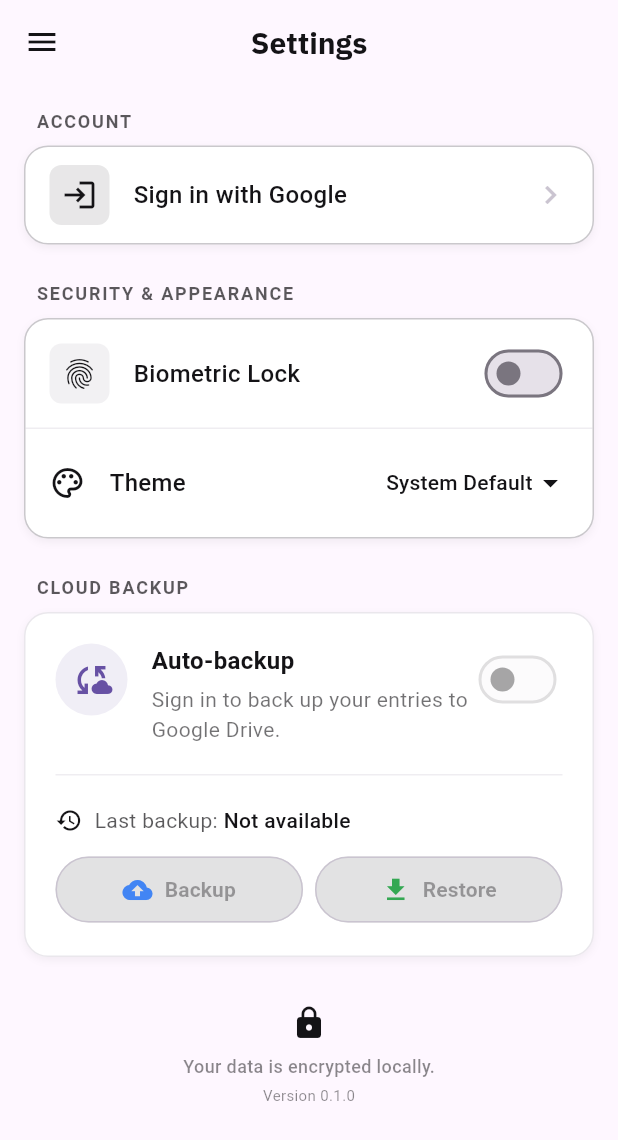
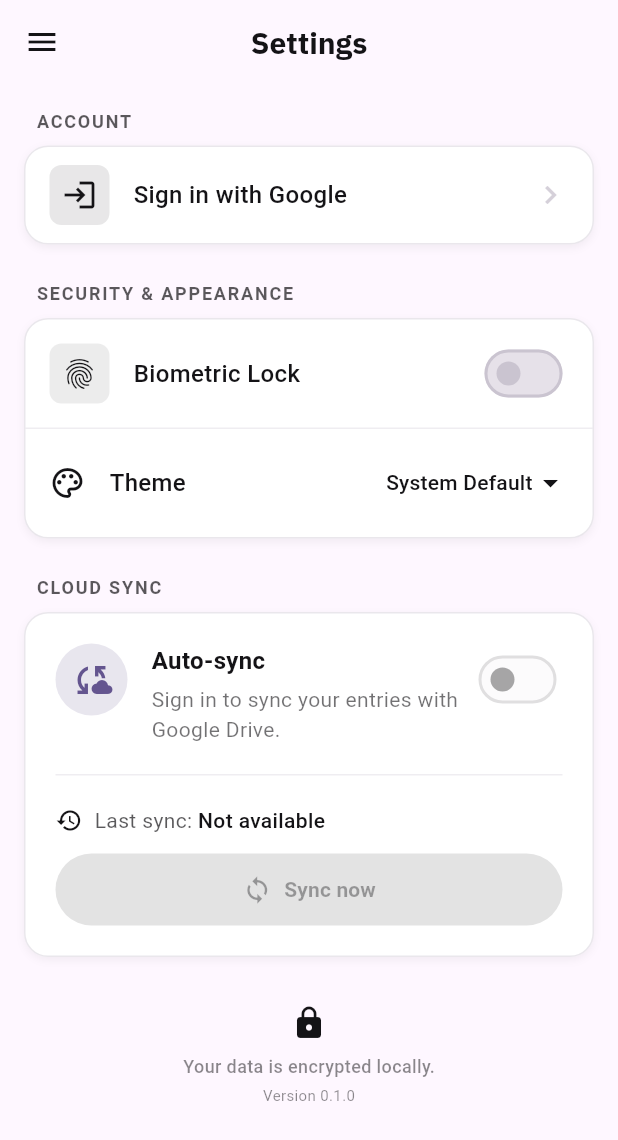
Before and after one commit to Shir0o/diary, a Flutter app: the SettingsScreen screen opened directly with empty values, on a phone screen of 412 x 824 dp. Shown: the top 1140 px of the screen. Run offline on Flutter 3.47's test engine with Material 3 defaults, Android fonts, the phone set to English and light mode, and no system bars; our stand-ins replace flutter_dotenv, google_fonts, google_sign_in, local_auth, shared_preferences, sqflite; missing offline and left inert: extension_google_sign_in_as_googleapis_auth, googleapis; accounts and stored records are empty.

Commit message:
feat: dark/light theme consistency and unified cloud sync
Replace hardcoded light-mode colors across settings, info, media, search,
and the biometric lock screen with ColorScheme tokens so dark mode renders
correctly. Flesh out AppTheme.darkTheme with proper scaffold, surface, and
AppBar styling (previously only ColorScheme.fromSeed defaults).

Replace the separate Backup/Restore buttons with a single "Sync now" action
backed by a new DriveService.sync() that picks upload vs. download based on
remote modifiedTime vs. local DB mtime. Rename "CLOUD BACKUP" / "Auto-backup"
copy to sync terminology to match.

Co-Authored-By: Claude Opus 4.7 <noreply@anthropic.com>

```diff
--- a/lib/config/app_theme.dart
+++ b/lib/config/app_theme.dart
@@ -3,13 +3,22 @@ import 'package:flutter/material.dart';
 class AppTheme {
   AppTheme._();
 
-  // Colors
+  // Brand
   static const Color primaryColor = Color(0xFF6751a4);
-  static const Color onPrimaryColor = Colors.white;
-  static const Color backgroundColor = Color(0xFFFEF7FF);
-  static const Color surfaceColor = Colors.white;
-  static const Color onSurfaceColor = Color(0xFF141316);
-  static const Color outlineColor = Color(0xFFCAC4D0);
+
+  // Light palette
+  static const Color lightBackground = Color(0xFFFEF7FF);
+  static const Color lightSurface = Colors.white;
+  static const Color lightOnSurface = Color(0xFF141316);
+  static const Color lightOutline = Color(0xFFCAC4D0);
+  static const Color lightIconBg = Color(0xFFF2F1F3);
+
+  // Dark palette
+  static const Color darkBackground = Color(0xFF141316);
+  static const Color darkSurface = Color(0xFF1F1D22);
+  static const Color darkOnSurface = Color(0xFFE6E1E9);
+  static const Color darkOutline = Color(0xFF49454F);
+  static const Color darkIconBg = Color(0xFF2A282E);
 
   // Spacing
   static const double spacingExtraSmall = 4.0;
@@ -25,43 +34,58 @@ class AppTheme {
 
   static ThemeData lightTheme = ThemeData(
     useMaterial3: true,
+    brightness: Brightness.light,
     colorScheme: ColorScheme.fromSeed(
       seedColor: primaryColor,
       brightness: Brightness.light,
-      surface: surfaceColor,
-      onSurface: onSurfaceColor,
-      background: backgroundColor,
+      surface: lightSurface,
+      onSurface: lightOnSurface,
+      background: lightBackground,
+      outline: lightOutline,
     ),
-    scaffoldBackgroundColor: backgroundColor,
+    scaffoldBackgroundColor: lightBackground,
     appBarTheme: AppBarTheme(
-      backgroundColor: backgroundColor.withValues(alpha: 0.95),
+      backgroundColor: lightBackground.withValues(alpha: 0.95),
+      surfaceTintColor: Colors.transparent,
       elevation: 0,
       centerTitle: true,
-      iconTheme: const IconThemeData(color: onSurfaceColor),
+      iconTheme: const IconThemeData(color: lightOnSurface),
       titleTextStyle: const TextStyle(
-        color: onSurfaceColor,
+        color: lightOnSurface,
         fontWeight: FontWeight.bold,
         fontSize: 20,
         fontFamily: 'IBM Plex Sans',
       ),
     ),
+    dividerColor: lightOutline.withValues(alpha: 0.3),
   );
 
   static ThemeData darkTheme = ThemeData(
     useMaterial3: true,
+    brightness: Brightness.dark,
     colorScheme: ColorScheme.fromSeed(
       seedColor: primaryColor,
       brightness: Brightness.dark,
+      surface: darkSurface,
+      onSurface: darkOnSurface,
+      background: darkBackground,
+      outline: darkOutline,
     ),
-    appBarTheme: const AppBarTheme(
+    scaffoldBackgroundColor: darkBackground,
+    appBarTheme: AppBarTheme(
+      backgroundColor: darkBackground.withValues(alpha: 0.95),
+      surfaceTintColor: Colors.transparent,
       elevation: 0,
       centerTitle: true,
-      titleTextStyle: TextStyle(
+      iconTheme: const IconThemeData(color: darkOnSurface),
+      titleTextStyle: const TextStyle(
+        color: darkOnSurface,
         fontWeight: FontWeight.bold,
         fontSize: 20,
         fontFamily: 'IBM Plex Sans',
       ),
     ),
+    dividerColor: darkOutline.withValues(alpha: 0.4),
   );
 }
 
--- a/lib/screens/settings_screen.dart
+++ b/lib/screens/settings_screen.dart
@@ -3,6 +3,7 @@ import 'package:google_sign_in/google_sign_in.dart';
 import 'package:intl/intl.dart';
 import '../helpers/font_helper.dart';
 import '../services/auth_service.dart';
+import '../services/drive_service.dart';
 import '../services/security_service.dart';
 import '../services/theme_service.dart';
 import '../config/app_theme.dart';
@@ -28,9 +29,8 @@ class SettingsScreen extends StatefulWidget {
 class _SettingsScreenState extends State<SettingsScreen> {
   bool _biometricLock = false;
   bool _autoBackup = true;
-  bool _isBackingUp = false;
-  bool _isRestoring = false;
-  DateTime? _lastBackupAt;
+  bool _isSyncing = false;
+  DateTime? _lastSyncAt;
 
   @override
   void initState() {
@@ -150,7 +150,7 @@ class _SettingsScreenState extends State<SettingsScreen> {
                 ),
               ]),
               const SizedBox(height: AppTheme.spacingMedium),
-              _buildSectionHeader('CLOUD BACKUP'),
+              _buildSectionHeader('CLOUD SYNC'),
               _buildCloudBackupCard(user != null),
               const SizedBox(height: AppTheme.spacingExtraLarge),
               _buildFooter(),
@@ -232,6 +232,7 @@ class _SettingsScreenState extends State<SettingsScreen> {
 
   Widget _buildSettingsCard(List<Widget> children) {
     final colorScheme = Theme.of(context).colorScheme;
+    final isDark = Theme.of(context).brightness == Brightness.dark;
     return Container(
       margin: const EdgeInsets.symmetric(horizontal: 16),
       decoration: BoxDecoration(
@@ -240,7 +241,7 @@ class _SettingsScreenState extends State<SettingsScreen> {
         border: Border.all(color: colorScheme.outline.withValues(alpha: 0.4)),
         boxShadow: [
           BoxShadow(
-            color: Colors.black.withValues(alpha: 0.05),
+            color: Colors.black.withValues(alpha: isDark ? 0.2 : 0.05),
             blurRadius: 4,
             offset: const Offset(0, 2),
           ),
@@ -285,7 +286,9 @@ class _SettingsScreenState extends State<SettingsScreen> {
                       style: safeGoogleFont(
                         'IBM Plex Sans',
                         fontSize: 14,
-                        color: Colors.grey[600],
+                        color: Theme.of(
+                          context,
+                        ).colorScheme.onSurface.withValues(alpha: 0.6),
                       ),
                     ),
                   ],
@@ -315,6 +318,9 @@ class _SettingsScreenState extends State<SettingsScreen> {
     Color? textColor,
     Color? iconColor,
   }) {
+    final colorScheme = Theme.of(context).colorScheme;
+    final effectiveIconColor = iconColor ?? colorScheme.onSurface;
+    final effectiveTextColor = textColor ?? colorScheme.onSurface;
     return InkWell(
       onTap: onTap,
       borderRadius: BorderRadius.circular(16),
@@ -326,16 +332,10 @@ class _SettingsScreenState extends State<SettingsScreen> {
               width: 40,
               height: 40,
               decoration: BoxDecoration(
-                color: (iconColor ?? const Color(0xFF141316)).withValues(
-                  alpha: 0.1,
-                ),
+                color: effectiveIconColor.withValues(alpha: 0.1),
                 borderRadius: BorderRadius.circular(8),
               ),
-              child: Icon(
-                icon,
-                color: iconColor ?? const Color(0xFF141316),
-                size: 24,
-              ),
+              child: Icon(icon, color: effectiveIconColor, size: 24),
             ),
             const SizedBox(width: 16),
             Expanded(
@@ -345,11 +345,14 @@ class _SettingsScreenState extends State<SettingsScreen> {
                   'IBM Plex Sans',
                   fontSize: 16,
                   fontWeight: FontWeight.w500,
-                  color: textColor ?? const Color(0xFF141316),
+                  color: effectiveTextColor,
                 ),
               ),
             ),
-            const Icon(Icons.chevron_right, color: Color(0xFFCAC4D0)),
+            Icon(
+              Icons.chevron_right,
+              color: colorScheme.outline.withValues(alpha: 0.8),
+            ),
           ],
         ),
       ),
@@ -363,13 +366,14 @@ class _SettingsScreenState extends State<SettingsScreen> {
     required ValueChanged<bool> onChanged,
     bool showBorder = false,
   }) {
+    final colorScheme = Theme.of(context).colorScheme;
     return Container(
       padding: const EdgeInsets.symmetric(horizontal: 16, vertical: 12),
       decoration: BoxDecoration(
         border: showBorder
             ? Border(
                 bottom: BorderSide(
-                  color: const Color(0xFFCAC4D0).withValues(alpha: 0.3),
+                  color: colorScheme.outline.withValues(alpha: 0.3),
                 ),
               )
             : null,
@@ -385,14 +389,14 @@ class _SettingsScreenState extends State<SettingsScreen> {
                 'IBM Plex Sans',
                 fontSize: 16,
                 fontWeight: FontWeight.w500,
-                color: const Color(0xFF141316),
+                color: colorScheme.onSurface,
               ),
             ),
           ),
           Switch(
             value: value,
             onChanged: onChanged,
-            activeThumbColor: const Color(0xFF6751a4),
+            activeThumbColor: colorScheme.primary,
           ),
         ],
       ),
@@ -400,30 +404,31 @@ class _SettingsScreenState extends State<SettingsScreen> {
   }
 
   Widget _buildIconContainer(IconData icon) {
+    final colorScheme = Theme.of(context).colorScheme;
     return Container(
       width: 40,
       height: 40,
       decoration: BoxDecoration(
-        color: const Color(0xFFF2F1F3),
+        color: colorScheme.onSurface.withValues(alpha: 0.08),
         borderRadius: BorderRadius.circular(8),
       ),
-      child: Icon(icon, color: const Color(0xFF141316), size: 24),
+      child: Icon(icon, color: colorScheme.onSurface, size: 24),
     );
   }
 
   Widget _buildCloudBackupCard(bool isSignedIn) {
+    final colorScheme = Theme.of(context).colorScheme;
+    final isDark = Theme.of(context).brightness == Brightness.dark;
     return Container(
       margin: const EdgeInsets.symmetric(horizontal: 16),
       padding: const EdgeInsets.all(20),
       decoration: BoxDecoration(
-        color: Colors.white,
+        color: colorScheme.surface,
         borderRadius: BorderRadius.circular(16),
-        border: Border.all(
-          color: const Color(0xFFCAC4D0).withValues(alpha: 0.4),
-        ),
+        border: Border.all(color: colorScheme.outline.withValues(alpha: 0.4)),
         boxShadow: [
           BoxShadow(
-            color: Colors.black.withValues(alpha: 0.05),
+            color: Colors.black.withValues(alpha: isDark ? 0.2 : 0.05),
             blurRadius: 4,
             offset: const Offset(0, 2),
           ),
@@ -439,12 +444,12 @@ class _SettingsScreenState extends State<SettingsScreen> {
                 width: 48,
                 height: 48,
                 decoration: BoxDecoration(
-                  color: const Color(0xFF6751a4).withValues(alpha: 0.1),
+                  color: colorScheme.primary.withValues(alpha: 0.15),
                   shape: BoxShape.circle,
                 ),
-                child: const Icon(
+                child: Icon(
                   Icons.cloud_sync,
-                  color: Color(0xFF6751a4),
+                  color: colorScheme.primary,
                   size: 28,
                 ),
               ),
@@ -454,23 +459,23 @@ class _SettingsScreenState extends State<SettingsScreen> {
                   crossAxisAlignment: CrossAxisAlignment.start,
                   children: [
                     Text(
-                      'Auto-backup',
+                      'Auto-sync',
                       style: safeGoogleFont(
                         'IBM Plex Sans',
                         fontSize: 16,
                         fontWeight: FontWeight.bold,
-                        color: const Color(0xFF141316),
+                        color: colorScheme.onSurface,
                       ),
                     ),
                     const SizedBox(height: 4),
                     Text(
                       isSignedIn
-                          ? 'Back up your diary entries to Google Drive automatically.'
-                          : 'Sign in to back up your entries to Google Drive.',
+                          ? 'Keep your diary entries in sync with Google Drive.'
+                          : 'Sign in to sync your entries with Google Drive.',
                       style: safeGoogleFont(
                         'IBM Plex Sans',
                         fontSize: 14,
-                        color: const Color(0xFF141316).withValues(alpha: 0.6),
+                        color: colorScheme.onSurface.withValues(alpha: 0.6),
                       ),
                     ),
                   ],
@@ -481,39 +486,39 @@ class _SettingsScreenState extends State<SettingsScreen> {
                 onChanged: isSignedIn
                     ? (val) => setState(() => _autoBackup = val)
                     : null,
-                activeThumbColor: const Color(0xFF6751a4),
+                activeThumbColor: colorScheme.primary,
               ),
             ],
           ),
           const SizedBox(height: 20),
           Divider(
-            color: const Color(0xFFCAC4D0).withValues(alpha: 0.3),
+            color: colorScheme.outline.withValues(alpha: 0.3),
             height: 1,
           ),
           const SizedBox(height: 20),
           Row(
             children: [
-              const Icon(Icons.history, size: 18, color: Color(0xFF141316)),
+              Icon(Icons.history, size: 18, color: colorScheme.onSurface),
               const SizedBox(width: 8),
               Expanded(
                 child: Row(
                   children: [
                     Text(
-                      'Last backup: ',
+                      'Last sync: ',
                       style: safeGoogleFont(
                         'IBM Plex Sans',
                         fontSize: 14,
-                        color: const Color(0xFF141316).withValues(alpha: 0.7),
+                        color: colorScheme.onSurface.withValues(alpha: 0.7),
                       ),
                     ),
                     Flexible(
                       child: Text(
-                        isSignedIn ? _formatLastBackup() : 'Not available',
+                        isSignedIn ? _formatLastSync() : 'Not available',
                         style: safeGoogleFont(
                           'IBM Plex Sans',
                           fontSize: 14,
                           fontWeight: FontWeight.w500,
-                          color: const Color(0xFF141316),
+                          color: colorScheme.onSurface,
                         ),
                         overflow: TextOverflow.ellipsis,
                       ),
@@ -524,23 +529,25 @@ class _SettingsScreenState extends State<SettingsScreen> {
             ],
           ),
           const SizedBox(height: 12),
-          Row(
-            children: [
-              Expanded(
+          SizedBox(
+            width: double.infinity,
             child: ElevatedButton(
-                  onPressed: (isSignedIn && !_isBackingUp && !_isRestoring)
-                      ? _runManualBackup
-                      : null,
+              onPressed: (isSignedIn && !_isSyncing) ? _runSync : null,
               style: ElevatedButton.styleFrom(
-                    backgroundColor: Colors.white,
-                    foregroundColor: const Color(0xFF1F1F1F),
+                backgroundColor: colorScheme.primary,
+                foregroundColor: colorScheme.onPrimary,
+                disabledBackgroundColor: colorScheme.onSurface.withValues(
+                  alpha: 0.12,
+                ),
+                disabledForegroundColor: colorScheme.onSurface.withValues(
+                  alpha: 0.38,
+                ),
                 elevation: 0,
-                    side: const BorderSide(color: Color(0xFFCAC4D0)),
                 shape: RoundedRectangleBorder(
                   borderRadius: BorderRadius.circular(9999),
                 ),
                 padding: const EdgeInsets.symmetric(
-                      vertical: 12,
+                  vertical: 14,
                   horizontal: 16,
                 ),
               ),
@@ -548,85 +555,24 @@ class _SettingsScreenState extends State<SettingsScreen> {
                 mainAxisAlignment: MainAxisAlignment.center,
                 mainAxisSize: MainAxisSize.min,
                 children: [
-                      if (_isBackingUp)
-                        const SizedBox(
+                  if (_isSyncing)
+                    SizedBox(
                       width: 20,
                       height: 20,
                       child: CircularProgressIndicator(
                         strokeWidth: 2,
-                            color: Color(0xFF4285F4),
+                        color: colorScheme.onPrimary,
                       ),
                     )
                   else
-                        const Icon(
-                          Icons.backup,
-                          size: 20,
-                          color: Color(0xFF4285F4),
-                        ),
+                    const Icon(Icons.sync, size: 20),
                   const SizedBox(width: 8),
-                      Flexible(
-                        child: Text(
-                          _isBackingUp ? 'Working...' : 'Backup',
+                  Text(
+                    _isSyncing ? 'Syncing…' : 'Sync now',
                     style: safeGoogleFont(
                       'IBM Plex Sans',
                       fontSize: 14,
                       fontWeight: FontWeight.w600,
-                          ),
-                          overflow: TextOverflow.ellipsis,
-                        ),
-                      ),
-                    ],
-                  ),
-                ),
-              ),
-              const SizedBox(width: 8),
-              Expanded(
-                child: ElevatedButton(
-                  onPressed: (isSignedIn && !_isBackingUp && !_isRestoring)
-                      ? _runRestore
-                      : null,
-                  style: ElevatedButton.styleFrom(
-                    backgroundColor: Colors.white,
-                    foregroundColor: const Color(0xFF1F1F1F),
-                    elevation: 0,
-                    side: const BorderSide(color: Color(0xFFCAC4D0)),
-                    shape: RoundedRectangleBorder(
-                      borderRadius: BorderRadius.circular(9999),
-                    ),
-                    padding: const EdgeInsets.symmetric(
-                      vertical: 12,
-                      horizontal: 16,
-                    ),
-                  ),
-                  child: Row(
-                    mainAxisAlignment: MainAxisAlignment.center,
-                    mainAxisSize: MainAxisSize.min,
-                    children: [
-                      if (_isRestoring)
-                        const SizedBox(
-                          width: 20,
-                          height: 20,
-                          child: CircularProgressIndicator(
-                            strokeWidth: 2,
-                            color: Color(0xFF34A853),
-                          ),
-                        )
-                      else
-                        const Icon(
-                          Icons.download,
-                          size: 20,
-                          color: Color(0xFF34A853),
-                        ),
-                      const SizedBox(width: 8),
-                      Flexible(
-                        child: Text(
-                          _isRestoring ? 'Working...' : 'Restore',
-                          style: safeGoogleFont(
-                            'IBM Plex Sans',
-                            fontSize: 14,
-                            fontWeight: FontWeight.w600,
-                          ),
-                          overflow: TextOverflow.ellipsis,
                     ),
                   ),
                 ],
@@ -635,15 +581,14 @@ class _SettingsScreenState extends State<SettingsScreen> {
           ),
         ],
       ),
-        ],
-      ),
     );
   }
 
   Widget _buildFooter() {
+    final colorScheme = Theme.of(context).colorScheme;
     return Column(
       children: [
-        const Icon(Icons.lock, size: 24, color: Color(0xFF141316)),
+        Icon(Icons.lock, size: 24, color: colorScheme.onSurface),
         const SizedBox(height: 8),
         Text(
           'Your data is encrypted locally.',
@@ -651,7 +596,7 @@ class _SettingsScreenState extends State<SettingsScreen> {
             'IBM Plex Sans',
             fontSize: 12,
             fontWeight: FontWeight.w500,
-            color: const Color(0xFF141316).withValues(alpha: 0.5),
+            color: colorScheme.onSurface.withValues(alpha: 0.5),
           ),
         ),
         const SizedBox(height: 4),
@@ -660,33 +605,38 @@ class _SettingsScreenState extends State<SettingsScreen> {
           style: safeGoogleFont(
             'IBM Plex Sans',
             fontSize: 10,
-            color: const Color(0xFF141316).withValues(alpha: 0.5),
+            color: colorScheme.onSurface.withValues(alpha: 0.5),
           ),
         ),
       ],
     );
   }
 
-  Future<void> _runManualBackup() async {
-    setState(() => _isBackingUp = true);
+  Future<void> _runSync() async {
+    setState(() => _isSyncing = true);
     try {
-      await widget.authService.driveService.uploadBackup();
+      final result = await widget.authService.driveService.sync();
+      if (!mounted) return;
       setState(() {
-        _lastBackupAt = DateTime.now();
+        _lastSyncAt = DateTime.now();
       });
-      if (mounted) {
+      final message = switch (result.outcome) {
+        SyncOutcome.uploaded => 'Synced — local changes uploaded.',
+        SyncOutcome.downloaded =>
+          'Synced — remote changes downloaded. Restart the app to see them.',
+        SyncOutcome.alreadyInSync => 'Already up to date.',
+      };
       ScaffoldMessenger.of(context).showSnackBar(
-          const SnackBar(
-            content: Text('Backup successful!'),
+        SnackBar(
+          content: Text(message),
           behavior: SnackBarBehavior.floating,
         ),
       );
-      }
     } catch (e) {
       if (mounted) {
         ScaffoldMessenger.of(context).showSnackBar(
           SnackBar(
-            content: Text('Backup failed: $e'),
+            content: Text('Sync failed: $e'),
             backgroundColor: Colors.red,
             behavior: SnackBarBehavior.floating,
           ),
@@ -694,67 +644,14 @@ class _SettingsScreenState extends State<SettingsScreen> {
       }
     } finally {
       if (mounted) {
-        setState(() => _isBackingUp = false);
+        setState(() => _isSyncing = false);
       }
     }
   }
 
-  Future<void> _runRestore() async {
-    final confirm = await showDialog<bool>(
-      context: context,
-      builder: (context) => AlertDialog(
-        title: const Text('Restore Backup'),
-        content: const Text(
-          'This will overwrite your local entries with the backup from Google Drive. Continue?',
-        ),
-        actions: [
-          TextButton(
-            onPressed: () => Navigator.of(context).pop(false),
-            child: const Text('Cancel'),
-          ),
-          TextButton(
-            onPressed: () => Navigator.of(context).pop(true),
-            child: const Text('Restore'),
-          ),
-        ],
-      ),
-    );
-
-    if (confirm != true) return;
-
-    setState(() => _isRestoring = true);
-    try {
-      await widget.authService.driveService.downloadBackup();
-      if (mounted) {
-        ScaffoldMessenger.of(context).showSnackBar(
-          const SnackBar(
-            content: Text(
-              'Restore successful! Please restart the app to see changes.',
-            ),
-            behavior: SnackBarBehavior.floating,
-          ),
-        );
-      }
-    } catch (e) {
-      if (mounted) {
-        ScaffoldMessenger.of(context).showSnackBar(
-          SnackBar(
-            content: Text('Restore failed: $e'),
-            backgroundColor: Colors.red,
-            behavior: SnackBarBehavior.floating,
-          ),
-        );
-      }
-    } finally {
-      if (mounted) {
-        setState(() => _isRestoring = false);
+  String _formatLastSync() {
+    final syncAt = _lastSyncAt;
+    if (syncAt == null) return 'Never';
+    return DateFormat('MMM d, yyyy • h:mm a').format(syncAt);
   }
 }
-  }
-
-  String _formatLastBackup() {
-    final backupAt = _lastBackupAt;
-    if (backupAt == null) return 'Never';
-    return DateFormat('MMM d, yyyy • h:mm a').format(backupAt);
-  }
-}
```
Also changed, not shown: lib/main.dart (+9 -4 lines), lib/screens/entry_search_delegate.dart (+10 -3 lines), lib/screens/info_screen.dart (+16 -8 lines), lib/screens/media_screen.dart (+14 -7 lines), lib/services/drive_service.dart (+59 -0 lines). Lines whose indentation alone changed are shown as unchanged.
